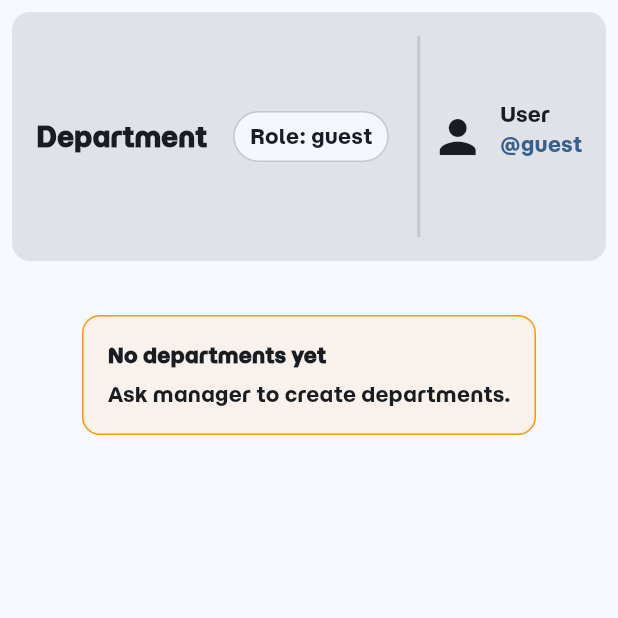
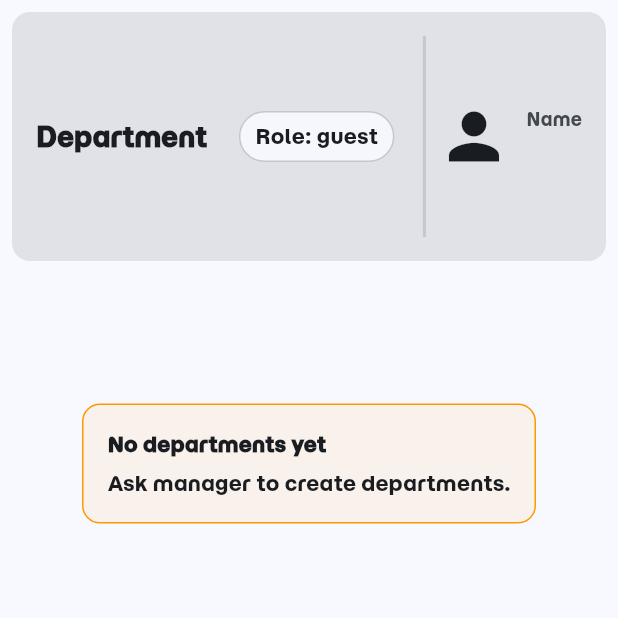
Before and after one commit to Sakitsuu/Geo-Attendance, a Flutter app: the DepartmentPage screen opened directly, on a phone screen of 412 x 824 dp, the top half of it. Run offline on Flutter 3.47's test engine with Material 3 defaults, Android fonts, the phone set to English and light mode, and no system bars; our stand-ins replace cloud_firestore, firebase_auth, firebase_core, fl_chart, geolocator, shared_preferences; accounts and stored records are empty.

Commit message:
update department board size

```diff
--- a/lib/pages/diff_applcation/icon_action/department.dart
+++ b/lib/pages/diff_applcation/icon_action/department.dart
@@ -174,7 +174,7 @@ class _DepartmentPageState extends State<DepartmentPage> {
                       controller: leaderCtrl,
                       decoration: const InputDecoration(
                         labelText: 'Team leader name (optional)',
-                        hintText: 'e.g. Mr. John De',
+                        hintText: 'e.g. John Doe',
                       ),
                     ),
                     const SizedBox(height: 12),
@@ -272,8 +272,10 @@ class _DepartmentPageState extends State<DepartmentPage> {
       builder: (context, roleSnap) {
         final role = (roleSnap.data ?? 'staff').toLowerCase();
         final bool isManager = role == 'manager';
+        final cs = Theme.of(context).colorScheme;
 
         return Scaffold(
+          backgroundColor: cs.surface,
           floatingActionButton: isManager
               ? FloatingActionButton(
                   onPressed: () => _openDeptDialog(),
@@ -281,13 +283,13 @@ class _DepartmentPageState extends State<DepartmentPage> {
                 )
               : null,
           body: SingleChildScrollView(
+            // ✅ FULL WIDTH like dashboard: Center + Column only (NO ConstrainedBox)
             child: Center(
-              child: ConstrainedBox(
-                constraints: const BoxConstraints(maxWidth: 1400),
               child: Column(
                 children: [
                   _header(context, role),
-                    const SizedBox(height: 16),
+
+                  const SizedBox(height: 75), // ✅ match dashboard spacing
 
                   StreamBuilder<QuerySnapshot<Map<String, dynamic>>>(
                     stream: _db
@@ -304,9 +306,7 @@ class _DepartmentPageState extends State<DepartmentPage> {
                         );
                       }
 
-                        return StreamBuilder<
-                          QuerySnapshot<Map<String, dynamic>>
-                        >(
+                      return StreamBuilder<QuerySnapshot<Map<String, dynamic>>>(
                         stream: _db.collection('users').snapshots(),
                         builder: (context, userSnap) {
                           if (userSnap.hasError)
@@ -343,8 +343,7 @@ class _DepartmentPageState extends State<DepartmentPage> {
                           final items = deptDocs.map((d) {
                             final data = d.data();
                             final depId = d.id;
-                              final depName = (data['name'] ?? depId)
-                                  .toString();
+                            final depName = (data['name'] ?? depId).toString();
                             final key = depName.trim().toLowerCase();
 
                             return DepartmentItem(
@@ -392,25 +391,26 @@ class _DepartmentPageState extends State<DepartmentPage> {
               ),
             ),
           ),
-          ),
         );
       },
     );
   }
 
+  /// ✅ Header matches dashboard style + shows Name (from Firestore)
   Widget _header(BuildContext context, String role) {
     final cs = Theme.of(context).colorScheme;
+    final user = _auth.currentUser;
 
     return Container(
       padding: const EdgeInsets.all(16),
       margin: const EdgeInsets.all(8),
-      height: 166,
+      height: 166, // same as dashboard
       decoration: BoxDecoration(
         borderRadius: BorderRadius.circular(12),
         color: cs.surfaceContainerHighest,
       ),
       child: Row(
-        children: [
+        children: <Widget>[
           Text(
             'Department',
             style: TextStyle(
@@ -420,6 +420,8 @@ class _DepartmentPageState extends State<DepartmentPage> {
             ),
           ),
           const Spacer(),
+
+          // Role badge
           Container(
             padding: const EdgeInsets.symmetric(horizontal: 10, vertical: 6),
             decoration: BoxDecoration(
@@ -429,19 +431,43 @@ class _DepartmentPageState extends State<DepartmentPage> {
             ),
             child: Text('Role: $role', style: TextStyle(color: cs.onSurface)),
           ),
+
           const SizedBox(width: 12),
           VerticalDivider(thickness: 2, color: cs.outlineVariant),
-          Icon(Icons.person, size: AppIcon.large(context), color: cs.onSurface),
+          Icon(Icons.person, size: 50, color: cs.onSurface),
           const SizedBox(width: 10),
+
           SizedBox(
             height: 50,
             child: Column(
               crossAxisAlignment: CrossAxisAlignment.start,
-              children: [
-                Text('User', style: TextStyle(color: cs.onSurface)),
+              mainAxisAlignment: MainAxisAlignment.center,
+              children: <Widget>[
                 Text(
-                  uid.isEmpty ? '@guest' : '@$uid',
-                  style: TextStyle(color: cs.primary),
+                  'Name',
+                  style: TextStyle(fontSize: 12, color: cs.onSurfaceVariant),
+                ),
+                if (user == null)
+                  Text('-', style: TextStyle(color: cs.onSurface))
+                else
+                  StreamBuilder<DocumentSnapshot>(
+                    stream: _db.collection('users').doc(user.uid).snapshots(),
+                    builder: (context, snap) {
+                      if (!snap.hasData || !snap.data!.exists) {
+                        return Text('-', style: TextStyle(color: cs.onSurface));
+                      }
+                      final data = snap.data!.data() as Map<String, dynamic>;
+                      final name = (data['name'] ?? '-').toString();
+
+                      return Text(
+                        name,
+                        style: TextStyle(
+                          fontSize: 16,
+                          fontWeight: FontWeight.bold,
+                          color: cs.onSurface,
+                        ),
+                      );
+                    },
                   ),
               ],
             ),
@@ -457,13 +483,13 @@ class _DepartmentPageState extends State<DepartmentPage> {
     bool isManager,
   ) {
     final w = MediaQuery.of(context).size.width;
+    final cs = Theme.of(context).colorScheme;
 
     int crossAxisCount = 3;
     if (w < 1200) crossAxisCount = 2;
     if (w < 700) crossAxisCount = 1;
 
     final double cardHeight = (w < 700) ? 180 : 170;
-    final cs = Theme.of(context).colorScheme;
 
     return Container(
       padding: const EdgeInsets.all(12),
@@ -488,8 +514,8 @@ class _DepartmentPageState extends State<DepartmentPage> {
   }
 
   Widget _deptCard(BuildContext context, DepartmentItem d, bool isManager) {
+    final cs = Theme.of(context).colorScheme;
     final icon = _iconFromString(d.icon);
-    final cs = Theme.of(context).colorScheme;
 
     return InkWell(
       onTap: () {
@@ -507,13 +533,14 @@ class _DepartmentPageState extends State<DepartmentPage> {
         decoration: BoxDecoration(
           borderRadius: BorderRadius.circular(12),
           color: cs.surface,
+          border: Border.all(color: cs.outlineVariant.withOpacity(0.35)),
         ),
         child: Column(
           crossAxisAlignment: CrossAxisAlignment.start,
           children: [
             Row(
               children: [
-                Icon(icon, size: AppIcon.medium(context)),
+                Icon(icon, size: AppIcon.medium(context), color: cs.onSurface),
                 const Spacer(),
                 if (isManager)
                   PopupMenuButton<String>(
@@ -544,10 +571,14 @@ class _DepartmentPageState extends State<DepartmentPage> {
               d.name,
               maxLines: 1,
               overflow: TextOverflow.ellipsis,
-              style: TextStyle(fontSize: AppText.body(context)),
+              style: TextStyle(
+                fontSize: AppText.body(context),
+                color: cs.onSurface,
+                fontWeight: FontWeight.w700,
+              ),
             ),
             const SizedBox(height: 6),
-            const Divider(thickness: 2),
+            Divider(thickness: 2, color: cs.outlineVariant.withOpacity(0.5)),
             Expanded(
               child: Align(
                 alignment: Alignment.bottomLeft,
@@ -556,8 +587,9 @@ class _DepartmentPageState extends State<DepartmentPage> {
                   maxLines: 1,
                   overflow: TextOverflow.ellipsis,
                   style: TextStyle(
-                    color: Colors.blue,
+                    color: cs.primary,
                     fontSize: AppText.body(context),
+                    fontWeight: FontWeight.w600,
                   ),
                 ),
               ),
@@ -576,13 +608,7 @@ class _DepartmentPageState extends State<DepartmentPage> {
       margin: const EdgeInsets.all(8),
       decoration: BoxDecoration(
         borderRadius: BorderRadius.circular(12),
-        color: cs.surface,
-      ),
-      child: Container(
-        padding: const EdgeInsets.all(16),
-        decoration: BoxDecoration(
-          color: cs.surface,
-          borderRadius: BorderRadius.circular(12),
+        color: cs.surfaceContainerHighest,
       ),
       child: Column(
         children: [
@@ -591,7 +617,8 @@ class _DepartmentPageState extends State<DepartmentPage> {
             textAlign: TextAlign.center,
             style: TextStyle(
               fontSize: AppText.title(context),
-                color: Colors.blue,
+              color: cs.primary,
+              fontWeight: FontWeight.w700,
             ),
           ),
           const SizedBox(height: 20),
@@ -601,12 +628,15 @@ class _DepartmentPageState extends State<DepartmentPage> {
               padding: const EdgeInsets.only(bottom: 14),
               child: Row(
                 children: [
-                    Icon(icon, size: AppIcon.small(context)),
+                  Icon(icon, size: AppIcon.small(context), color: cs.onSurface),
                   const SizedBox(width: 8),
                   Expanded(
                     child: Text(
                       'Team leader of ${d.name}: ${d.leaderName}',
-                        style: TextStyle(fontSize: AppText.body(context)),
+                      style: TextStyle(
+                        fontSize: AppText.body(context),
+                        color: cs.onSurface,
+                      ),
                     ),
                   ),
                 ],
@@ -614,7 +644,6 @@ class _DepartmentPageState extends State<DepartmentPage> {
             );
           }),
         ],
-        ),
       ),
     );
   }
@@ -669,6 +698,7 @@ class DepartmentMembersPage extends StatelessWidget {
     final cs = Theme.of(context).colorScheme;
 
     return Scaffold(
+      backgroundColor: cs.surface,
       appBar: AppBar(title: Text('Members: $departmentName')),
       body: StreamBuilder<QuerySnapshot<Map<String, dynamic>>>(
         stream: db
@@ -687,13 +717,15 @@ class DepartmentMembersPage extends StatelessWidget {
                 'No users in $departmentName yet.\n'
                 'Make sure users.department == "$departmentName"',
                 textAlign: TextAlign.center,
+                style: TextStyle(color: cs.onSurface),
               ),
             );
           }
 
           return ListView.separated(
             itemCount: users.length,
-            separatorBuilder: (_, __) => const Divider(height: 1),
+            separatorBuilder: (_, __) =>
+                Divider(height: 1, color: cs.outlineVariant.withOpacity(0.5)),
             itemBuilder: (context, i) {
               final u = users[i].data();
               final name = (u['name'] ?? 'Unknown').toString();
@@ -701,10 +733,14 @@ class DepartmentMembersPage extends StatelessWidget {
               final email = (u['email'] ?? '').toString();
 
               return ListTile(
-                leading: CircleAvatar(child: Icon(icon)),
-                title: Text(name),
+                leading: CircleAvatar(
+                  backgroundColor: cs.surfaceContainerHighest,
+                  child: Icon(icon, color: cs.onSurface),
+                ),
+                title: Text(name, style: TextStyle(color: cs.onSurface)),
                 subtitle: Text(
                   email.isEmpty ? 'Role: $role' : '$email • Role: $role',
+                  style: TextStyle(color: cs.onSurfaceVariant),
                 ),
               );
             },
```
Lines whose indentation alone changed are shown as unchanged.
